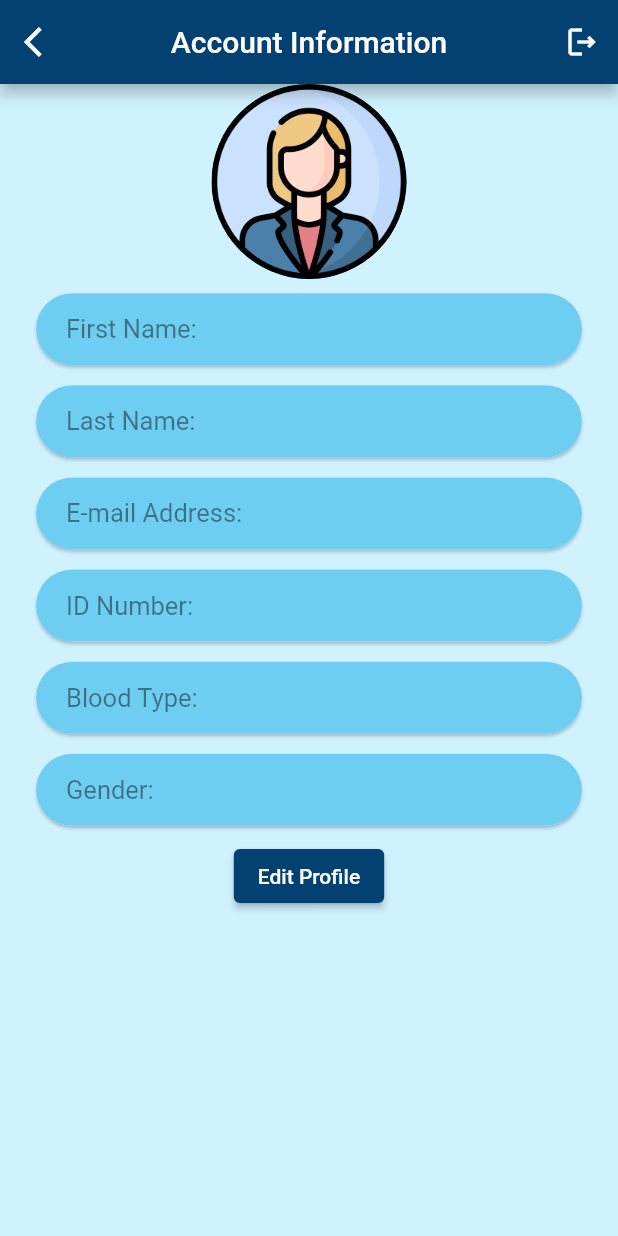
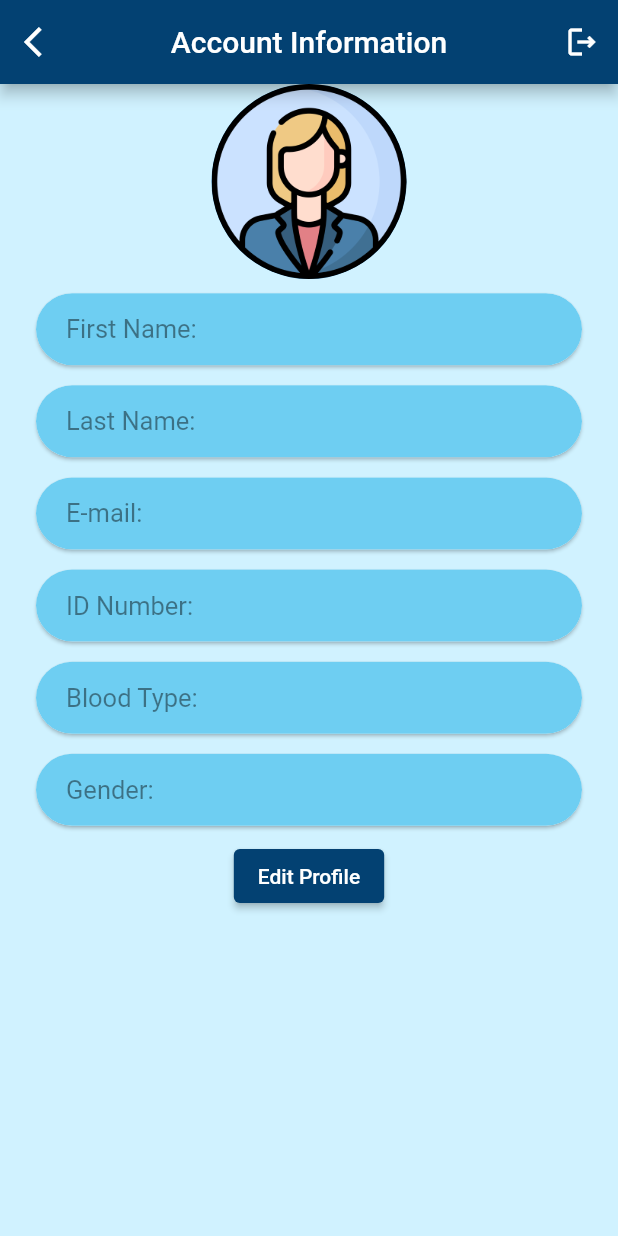
Before and after one commit to batuhancelasun/remedy, a Flutter app: the AccountInfo screen opened directly, on a phone screen of 412 x 824 dp. Run offline on Flutter 3.47's test engine with Material 2 defaults, Android fonts, the phone set to English and light mode, and no system bars; our stand-ins replace cloud_firestore, firebase_auth, firebase_core, get, google_maps_flutter, shared_preferences; accounts and stored records are empty.

Commit message:
Updated android and ios icons with remedy icon and fixed overflow on email adress.

```diff
--- a/lib/pages/account.dart
+++ b/lib/pages/account.dart
@@ -37,6 +37,7 @@ class _AccountInfoState extends State<AccountInfo> {
   final TextEditingController _inputBloodTypeController =
       TextEditingController();
 
+  // ignore: body_might_complete_normally_nullable
   Future<UserCredentials?> userProfile() async {
     final docUser = _firestoreAuth.collection('Person').doc(currentUser?.uid);
     final snaphot = await docUser.get();
@@ -374,8 +375,7 @@ class _AccountInfoState extends State<AccountInfo> {
           _buildSingleContainer(startText: "First Name: ", endText: "$myName"),
           _buildSingleContainer(
               startText: "Last Name: ", endText: "$myLastName"),
-          _buildSingleContainer(
-              startText: "E-mail Address: ", endText: "$myEmail"),
+          _buildSingleContainer(startText: "E-mail: ", endText: "$myEmail"),
           _buildSingleContainer(
               startText: "ID Number: ", endText: "$myIdNumber"),
           _buildSingleContainer(
```
Also changed, not shown: lib/component/nav_bar.dart (+13 -10 lines), 60 other files.
